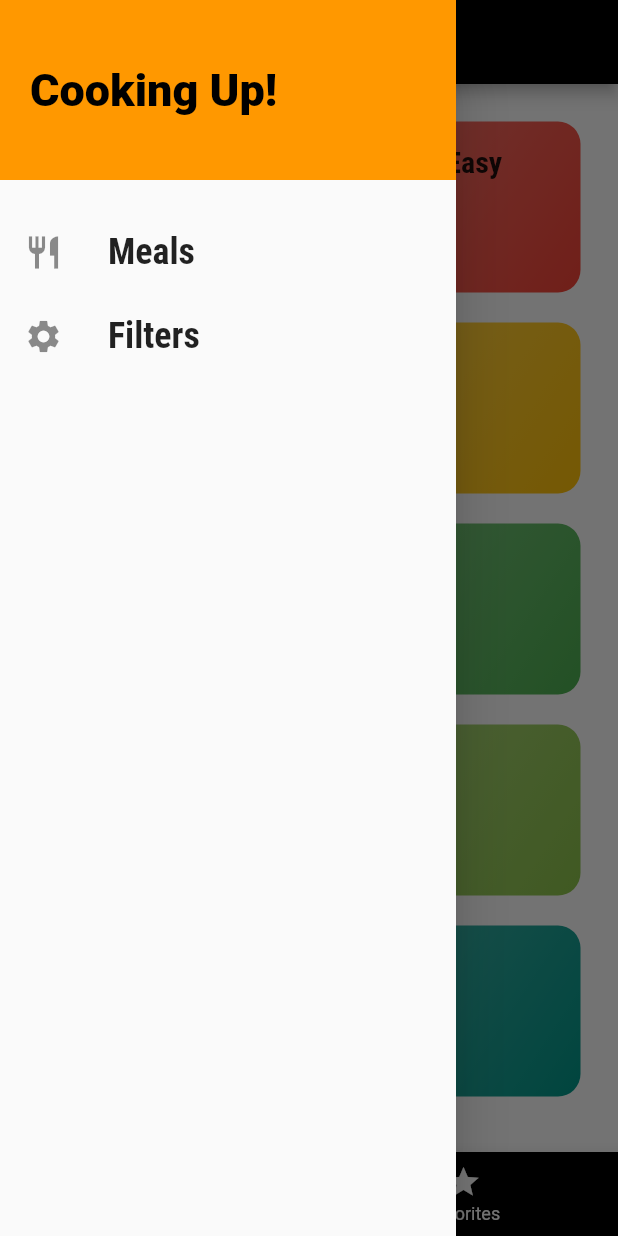
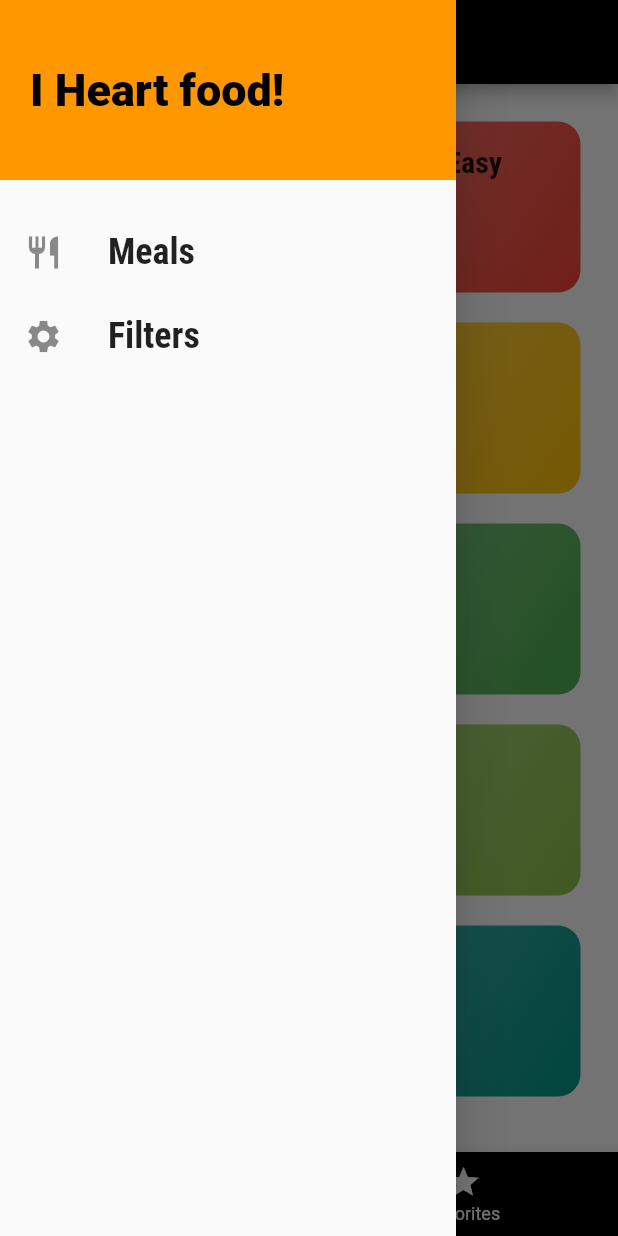
Before and after one commit to saurabhgrewal718/navigation-app-flutter, a Flutter app: the screen it shows after launch, with the side drawer open, on a phone screen of 412 x 824 dp. Run offline on Flutter 3.47's test engine with Material 2 defaults, Android fonts, the phone set to English and light mode, and no system bars.

Commit message:
drawer added and also the links in the drawer are now working

```diff
--- a/screenappflutter/lib/main.dart
+++ b/screenappflutter/lib/main.dart
@@ -4,6 +4,7 @@ import './screens/meal_detail_screen.dart';
 import './screens/category_meals_screen.dart';
 import './screens/unknown_route_screen.dart';
 import './screens/tabs_screen.dart';
+import './screens/filters_screen.dart';
 
 
 void main() {
@@ -27,6 +28,7 @@ class MyApp extends StatelessWidget {
         '/': (ctx) => TabsScreen(),
         CategoryMealsScreen.routeName : (ctx) => CategoryMealsScreen(),
         MealDetailScreen.routeName : (ctx) => MealDetailScreen(),
+        FiltersScreen.routeName : (ctx) => FiltersScreen(),
       },
       onGenerateRoute: (settings) {
         print(settings.arguments);
--- a/screenappflutter/lib/widgets/main_drawer.dart
+++ b/screenappflutter/lib/widgets/main_drawer.dart
@@ -1,7 +1,9 @@
 import 'package:flutter/material.dart';
 
+import '../screens/filters_screen.dart';
+
 class MainDrawer extends StatelessWidget {
-  Widget buildListTile(String title, IconData icon) {
+  Widget buildListTile(String title, IconData icon,Function tapHandler) {
     return ListTile(
       leading: Icon(
         icon,
@@ -15,9 +17,7 @@ class MainDrawer extends StatelessWidget {
           fontWeight: FontWeight.bold,
         ),
       ),
-      onTap: () {
-        // ...
-      },
+      onTap:tapHandler,
     );
   }
 
@@ -33,7 +33,7 @@ class MainDrawer extends StatelessWidget {
             alignment: Alignment.centerLeft,
             color: Theme.of(context).accentColor,
             child: Text(
-              'Cooking Up!',
+              'I Heart food!',
               style: TextStyle(
                   fontWeight: FontWeight.w900,
                   fontSize: 30,
@@ -46,10 +46,16 @@ class MainDrawer extends StatelessWidget {
           buildListTile(
             'Meals',
             Icons.restaurant,
+            (){
+              Navigator.of(context).pushNamed('/');
+            }
           ),
           buildListTile(
             'Filters',
             Icons.settings,
+            (){
+              Navigator.of(context).pushNamed(FiltersScreen.routeName);
+            }
           ),
         ],
       ),
```
Also changed, not shown: screenappflutter/lib/screens/filters_screen.dart (added, +14 -0 lines).
